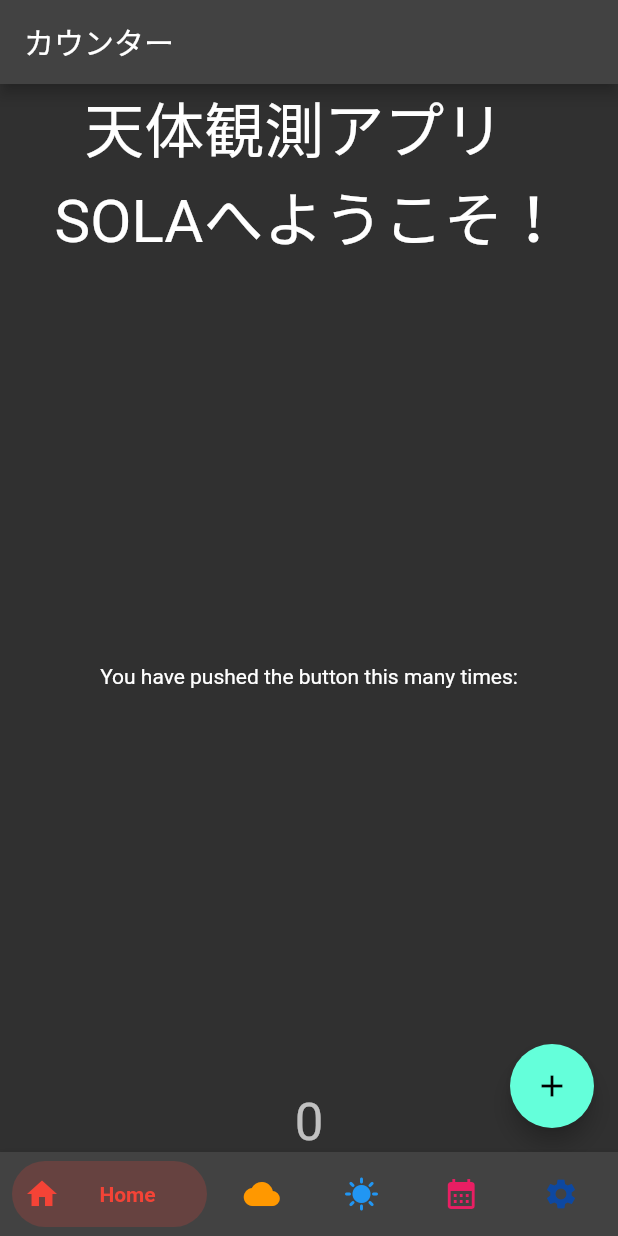
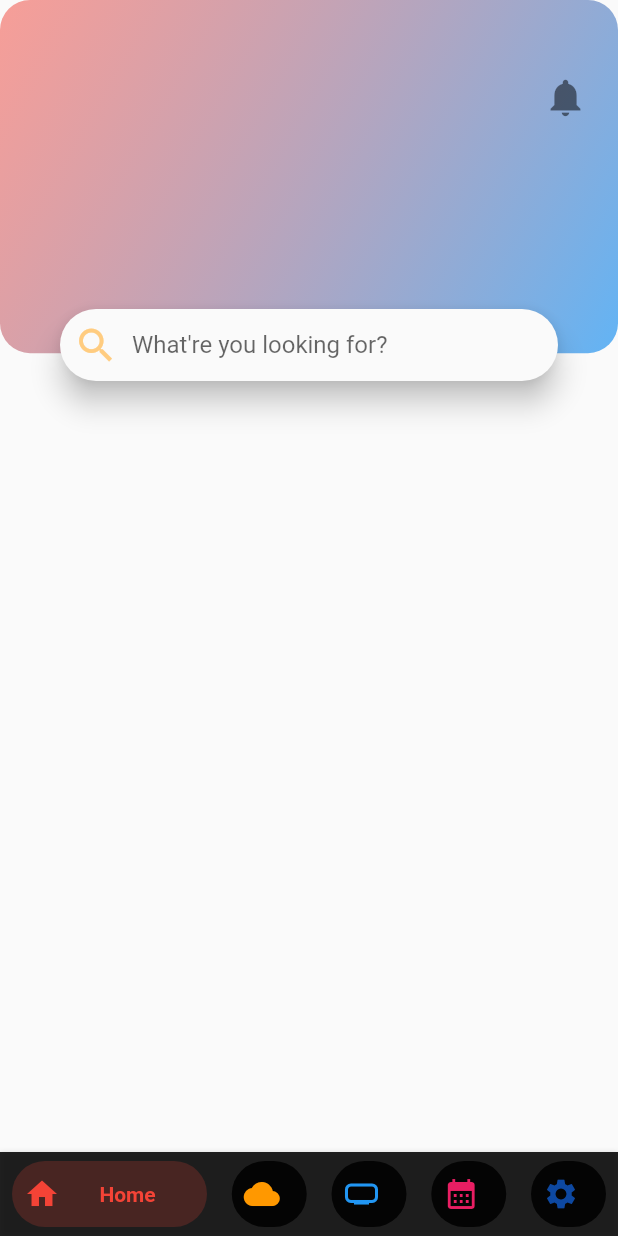
Before and after one commit to Nori0219/SOLA, a Flutter app: the screen it shows after launch, on a phone screen of 412 x 824 dp. Run offline on Flutter 3.47's test engine with Material 2 defaults, Android fonts, the phone set to English and light mode, and no system bars; our stand-ins replace lottie, table_calendar; missing offline and left inert: moon_phase.

Commit message:
フォントサイズ及びオブジェクトの相対サイズ化・homeの追加

```diff
--- /dev/null
+++ b/lib/UI/home_page.dart
@@ -0,0 +1,160 @@
+import 'package:flutter/material.dart';
+import 'package:flutter/services.dart';
+import 'package:sola/UI/moon_page.dart';
+import 'package:sola/model/category.dart';
+import 'package:sola/model/topicModel.dart';
+
+
+class HomePage extends StatefulWidget {
+  const HomePage({super.key});
+
+  @override
+  State<HomePage> createState() => _HomePageState();
+}
+
+class _HomePageState extends State<HomePage> {
+
+  var scaffoldKey = GlobalKey<ScaffoldState>();
+
+  bool isExpanded = false;
+  late List<Category> categoryItems;
+  late List<Topic> topicListItems;
+
+
+  @override
+  void initState() {
+    // TODO: implement initState
+    super.initState();
+    // topicListItems = [
+    //   Topic(
+    //       "02 Apr 2019",
+    //       "流星群観測",
+    //       "ペルセウス座流星群の観測を行いました！",
+    //       "町屋海岸",
+    //       "天体観測",
+    //       "",
+    //       true),
+    //   Topic(
+    //       "02 Apr 2019",
+    //       "流星群観測",
+    //       "ペルセウス座流星群の観測を行いました！",
+    //       "町屋海岸",
+    //       "天体観測",
+    //       "",
+    //       true),
+    //   Topic(
+    //       "02 Apr 2019",
+    //       "流星群観測",
+    //       "ペルセウス座流星群の観測を行いました！",
+    //       "町屋海岸",
+    //       "天体観測",
+    //       "",
+    //       true),
+    // ];
+  }
+
+  void _expand() {
+    setState(() {
+      isExpanded ? isExpanded = false : isExpanded = true;
+    });
+  }
+
+  @override
+    Widget build(BuildContext context) {
+       final double deviceHeight = MediaQuery.of(context).size.height;
+      //SizeConfig().init(context);
+      // var _screenSize = MediaQuery.of(context).size;
+       double _height = MediaQuery.of(context).size.height;
+       double _width = MediaQuery.of(context).size.width;
+
+
+    return Scaffold(
+        body: (
+          Column(
+            children: <Widget>[
+
+                TopBar_Widget(),
+            ],
+          )
+        ),
+      );
+    }
+}
+
+class TopBar_Widget extends StatelessWidget {
+  const TopBar_Widget({
+    Key? key,
+  }) : super(key: key);
+
+  @override
+  Widget build(BuildContext context) {
+    var _height = MediaQuery.of(context).size.height;
+    var  _width = MediaQuery.of(context).size.width;
+
+    return Stack(
+      children: <Widget>[
+        Container(
+          child: Center(
+          child: Container(
+            width:  double.infinity,
+            height: _height / 3.5 ,
+            decoration: BoxDecoration(
+
+
+              borderRadius: BorderRadius.circular(20),
+              gradient: LinearGradient(
+                begin: FractionalOffset.topLeft,
+                end: FractionalOffset.bottomRight,
+                colors: [
+                  Colors.red.withOpacity(0.5),
+                  Colors.blue.withOpacity(0.7),
+                ],
+              ),
+            ),
+          ),
+          ),
+        ),
+        //Moon_widget(),
+        Container(
+          margin: EdgeInsets.only(left: 40, right: 40, top: _height/4),
+          child: Material(
+            borderRadius: BorderRadius.circular(30.0),
+            elevation: 8,
+            child: Container(
+              child: TextFormField(
+                cursorColor: Colors.orange[200],
+                keyboardType: TextInputType.text,
+                decoration: InputDecoration(
+                  contentPadding: EdgeInsets.all(10),
+                  prefixIcon:
+                  Icon(Icons.search, color: Colors.orange[200], size: 30),
+                  hintText: "What're you looking for?",
+                  border: OutlineInputBorder(
+                      borderRadius: BorderRadius.circular(30.0),
+                      borderSide: BorderSide.none),
+                ),
+              ),
+            ),
+          ),
+        ),
+        Container(//上の横並びのところ
+        //color: Colors.blue,
+          margin: EdgeInsets.only(left: 20, right: 20, top: 50),//上のやつ高さ
+          child: Row(
+            //crossAxisAlignment: CrossAxisAlignment.start,
+            mainAxisAlignment: MainAxisAlignment.end,
+            children: <Widget>[
+              Opacity(
+                opacity: 0.5,
+                child: GestureDetector(
+                  onTap: (){},
+                    child: Icon(Icons.notifications, color: Colors.black,size: 30,)),
+              ),
+            ],
+          ),
+        ),
+
+      ],
+    );
+  }
+}
--- a/lib/UI/moon_page.dart
+++ b/lib/UI/moon_page.dart
@@ -19,6 +19,7 @@
   @override
   Widget build(BuildContext context) {
     return Scaffold(
+      //backgroundColor:  Color.fromARGB(255, 2, 0, 25),
       body: SafeArea(
         child: Container(
           child: Center(
@@ -27,37 +28,7 @@
                 mainAxisAlignment: MainAxisAlignment.spaceEvenly,
                 children: <Widget>[
                   Clock(),
-                  Container(
-                    color: Colors.blue,
-                    height: 330,
-                    child: Stack(
-                      children: <Widget>[
-                        Align(
-                          alignment: Alignment.center,
-                          child: MoonWidget(
-                            date: DateTime.now(),
-                            resolution:800,
-                            size: 160,
-                            moonColor: Color.fromARGB(255, 230, 183, 65),
-                            earthshineColor: Color.fromARGB(255, 64, 69, 71),
-                          ),
-                        ),
-                        Positioned(
-                          right: 24,
-                          top: 26,
-                          child: SizedBox(height:150, child: Lottie.asset('assets/images/107299-satellite-moon-astronaut.json')),
-
-                        ),
-                        Align(
-                          alignment: Alignment.topLeft,
-                          child: Container(
-                            height:190, child: Lottie.asset('assets/images/89629-moon-without-stars.json')
-                          ),
-                        ),
-
-                      ],
-                    ),
-                  ),
+                  Moon_widget(),
                 ],
               ),
             ),
@@ -67,3 +38,47 @@
     );
   }
 }
+
+class Moon_widget extends StatelessWidget {
+  const Moon_widget({
+    Key? key,
+  }) : super(key: key);
+
+  @override
+  Widget build(BuildContext context) {
+
+    var _height = MediaQuery.of(context).size.height;
+    var  _width = MediaQuery.of(context).size.width;
+
+    return Container(
+      //color: Colors.blue,
+      height: _height / 2.5,
+      child: Stack(
+        children: <Widget>[
+          Align(
+            alignment: Alignment.center,
+            child: MoonWidget(
+              date: DateTime.now(),
+              resolution:800,
+              //size: _width / 2.5,
+              size: _height / 4.5,
+              moonColor: Color.fromARGB(255, 228, 195, 109),
+              earthshineColor: Color.fromARGB(255, 42, 41, 41),
+            ),
+          ),
+          Positioned(
+            right: _width/12,
+            top: _height /30,
+            child: SizedBox( height:_height / 6, child: Lottie.asset('assets/images/107299-satellite-moon-astronaut.json')),
+            //宇宙飛行士
+          ),
+          Positioned(
+            left: _width/30,
+            height:_height / 4.5,
+            child: Lottie.asset('assets/images/89629-moon-without-stars.json')//隕石
+          ),
+        ],
+      ),
+    );
+  }
+}
--- a/lib/UI/screen.dart
+++ b/lib/UI/screen.dart
@@ -4,6 +4,7 @@
 import 'package:sola/UI/calendar.dart';
 import 'package:sola/UI/calendar_page.dart';
 import 'package:sola/UI/counter_page.dart';
+import 'package:sola/UI/home_page.dart';
 import 'package:sola/UI/moon_page.dart';
 import 'package:sola/component/bottm/bottom_navy_bar.dart';
 import 'package:sola/UI/calendar.dart';
@@ -17,13 +18,16 @@
 
 class _ScreenState extends State<Screen> {
   int currentIndex = 0;
-  List<Widget> PageList = [CounterPage(),MoonPage(),CalendarScreen(),CalendarPage('カレンダー'),];
+  List<Widget> PageList = [HomePage(),MoonPage(),CounterPage(),CalendarPage('カレンダー'),];
 
   @override
   Widget build(BuildContext context) {
+    final screenSize = MediaQuery.of(context).size;
+
     return Scaffold(
       body: PageList[currentIndex],
       bottomNavigationBar: BottomNavyBar(
+        backgroundColor: Colors.black87,
         selectedIndex: currentIndex,
         showElevation: true,
         itemCornerRadius: 24,
@@ -43,8 +47,8 @@
             textAlign: TextAlign.center,
           ),
           BottomNavyBarItem(
-            icon: Icon(Icons.sunny),
-            title: Text('Weather'),
+            icon: Icon(Icons.home_max_outlined),
+            title: Text('HOME'),
             activeColor: Colors.blue,
             textAlign: TextAlign.center,
           ),
--- a/lib/main.dart
+++ b/lib/main.dart
@@ -16,7 +16,7 @@
       // theme: ThemeData(
       //   primarySwatch: Colors.blue,
       // ),
-      theme: ThemeData.dark(  ),
+      //theme: ThemeData.dark(  ),
       home: const Screen(),
     );
   }
--- /dev/null
+++ b/lib/model/category.dart
@@ -0,0 +1,7 @@
+class Category{
+  String title;
+  String icon;
+
+  Category(this.title, this.icon);
+
+}
--- a/lib/model/clock.dart
+++ b/lib/model/clock.dart
@@ -36,6 +36,9 @@
 
   @override
   Widget build(BuildContext context) {
+    var _size = MediaQuery.of(context).size;
+    var _height = MediaQuery.of(context).size.height;
+    var  _width = MediaQuery.of(context).size.width;
     return Container(
       child: Column(
         mainAxisAlignment: MainAxisAlignment.center,
@@ -43,11 +46,15 @@
         children: <Widget>[
           Text(
             currTime,
-            style: TextStyle(fontWeight: FontWeight.w200, fontSize: 50),
+            style: TextStyle(fontWeight: FontWeight.w200, fontSize: _height/15,
+            //color: Colors.white
+            ),
           ),
           Text(
             currDate,
-            style: TextStyle(fontWeight: FontWeight.w200, fontSize: 20),
+            style: TextStyle(fontWeight: FontWeight.w200, fontSize: _height/30,
+            //color: Colors.white
+            ),
           ),
         ],
       ),
--- /dev/null
+++ b/lib/model/topicModel.dart
@@ -0,0 +1,40 @@
+class Topic{
+  String date;
+  String title;
+  String detail;
+  String location;
+  String category;
+  String image;
+  bool negotiable;
+
+  Topic(this.date, this.title, this.detail,
+      this.location, this.category, this.image, this.negotiable);
+}
+
+
+List topicListItems = [
+      Topic(
+          "02 Apr 2019",
+          "流星群観測",
+          "ペルセウス座流星群の観測を行いました！",
+          "町屋海岸",
+          "天体観測",
+          "",
+          true),
+      Topic(
+          "02 Apr 2019",
+          "流星群観測",
+          "ペルセウス座流星群の観測を行いました！",
+          "町屋海岸",
+          "天体観測",
+          "",
+          true),
+      Topic(
+          "02 Apr 2019",
+          "流星群観測",
+          "ペルセウス座流星群の観測を行いました！",
+          "町屋海岸",
+          "天体観測",
+          "",
+          true),
+    ];
--- a/pubspec.yaml
+++ b/pubspec.yaml
@@ -40,6 +40,7 @@
   intl: ^0.17.0
   moon_phase: ^1.0.1+8
   lottie: ^1.4.3
+  flutter_gradients: ^1.0.0+3
 
 dev_dependencies:
   flutter_test:
```
Also changed, not shown: pubspec.lock.
